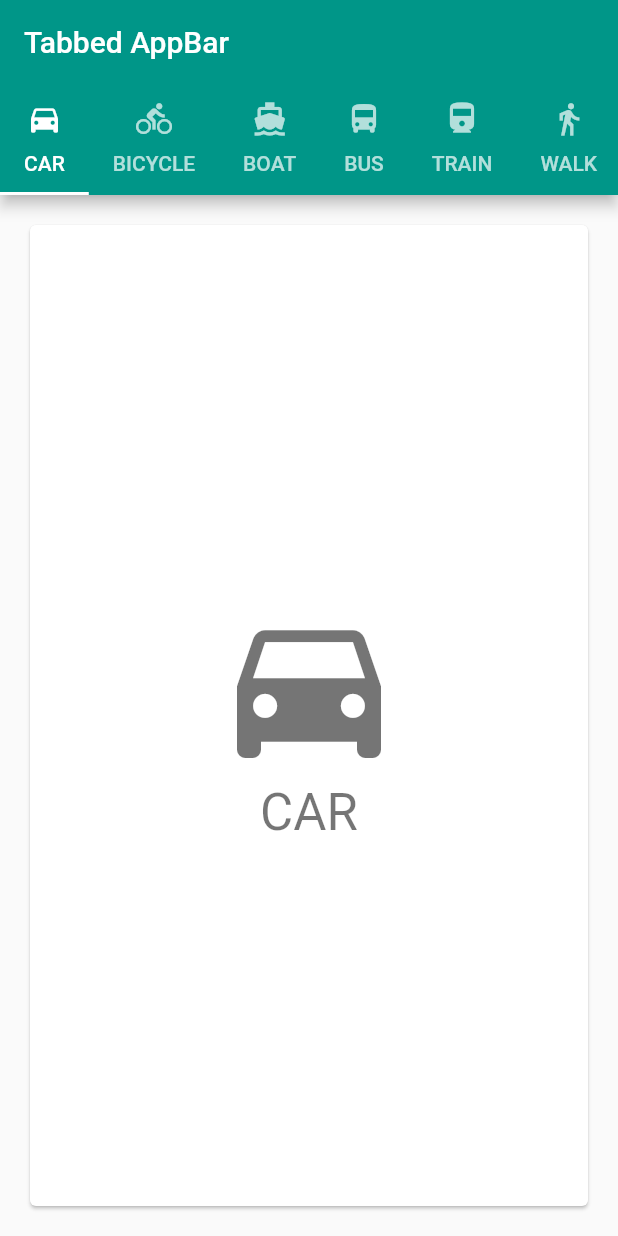
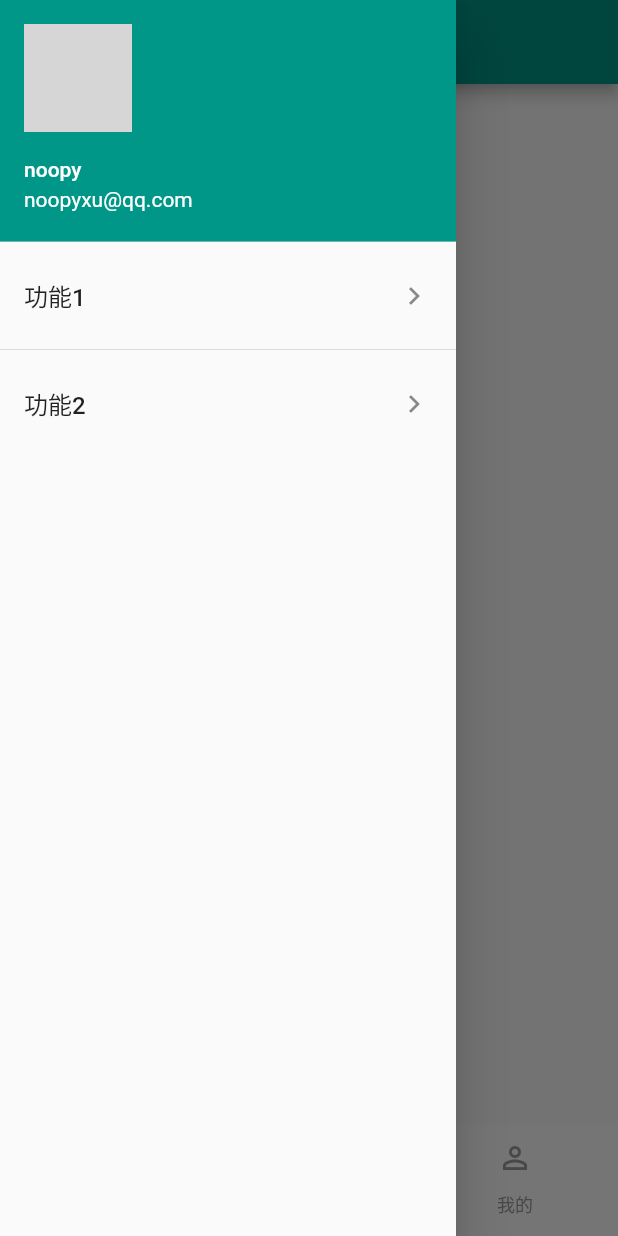
Before and after one commit to xunuo0x/flutter_github, a Flutter app: the screen it shows after launch, with the side drawer open (before the commit the screen has no drawer), on a phone screen of 412 x 824 dp. Run offline on Flutter 3.47's test engine with Material 2 defaults, Android fonts, the phone set to English and light mode, and no system bars; network calls fail; grey boxes are pictures that could not be loaded.

Commit message:
add drawer

```diff
--- /dev/null
+++ b/lib/components/sidebarDrawer.dart
@@ -0,0 +1,50 @@
+import 'package:flutter/material.dart';
+
+class SidebarDraw extends StatefulWidget {
+  @override
+  _SidebarDrawState createState() => _SidebarDrawState();
+}
+
+class _SidebarDrawState extends State<SidebarDraw> {
+  @override
+  Widget build(BuildContext context) {
+    return new Drawer(
+      child: new ListView(
+        children: <Widget>[
+          new UserAccountsDrawerHeader(
+            currentAccountPicture: new GestureDetector(
+              child: CircleAvatar(
+                backgroundImage: new NetworkImage('https://user-gold-cdn.xitu.io/2016/11/29/b702a124cd089ca0654ad74265ab3536?imageView2/1/w/180/h/180/q/85/format/webp/interlace/1')
+              ),
+            ),
+            accountName: new Text('noopy'),
+            accountEmail: new Text('noopyxu@qq.com')
+          ),
+          new ListTile(
+            title: Text(
+              '功能1',
+              style: TextStyle(
+                fontSize: 16.0
+              ),
+            ),
+            trailing: Icon(
+              Icons.navigate_next
+            ),
+          ),
+          Divider(),
+          new ListTile(
+            title: Text(
+              '功能2',
+              style: TextStyle(
+                fontSize: 16.0
+              ),
+            ),
+            trailing: Icon(
+              Icons.navigate_next
+            ),
+          ),
+        ],
+      ),
+    );
+  }
+}
--- a/lib/main.dart
+++ b/lib/main.dart
@@ -1,4 +1,6 @@
 import 'package:flutter/material.dart';
+
+import './pages/homepage.dart';
 
 class TabbedAppBarSample extends StatelessWidget {
   @override
@@ -12,12 +14,12 @@ class TabbedAppBarSample extends StatelessWidget {
   }
 }
 
-class HomePage extends StatefulWidget {
+class TabbarPage extends StatefulWidget {
   @override
-  _HomePageState createState() => new _HomePageState();
+  _TabbarPageState createState() => new _TabbarPageState();
 }
 
-class _HomePageState extends State<HomePage> with SingleTickerProviderStateMixin {
+class _TabbarPageState extends State<TabbarPage> with SingleTickerProviderStateMixin {
   TabController _tabController;
 
   @override
@@ -43,12 +45,12 @@ class _HomePageState extends State<HomePage> with SingleTickerProviderStateMixin
       appBar: AppBar(
         title: const Text('Tabbed AppBar'),
         bottom: TabBar(
+          indicatorColor: Colors.white,
           controller: _tabController,
           isScrollable: true,
           tabs: choices.map((Choice choice) {
             return Tab(
               text: choice.title,
-              icon: Icon(choice.icon),
             );
           }).toList(),
         ),
--- /dev/null
+++ b/lib/pages/homepage.dart
@@ -0,0 +1,79 @@
+import 'package:flutter/material.dart';
+
+import '../components/sidebarDrawer.dart';
+import './pageone.dart';
+import './pagetwo.dart';
+import './pagethree.dart';
+
+class HomePage extends StatefulWidget {
+  @override
+  _HomePageState createState() => _HomePageState();
+}
+
+final List<Tab> _bottomTabs = <Tab>[
+  new Tab(
+    text: '动态',
+    icon: new Icon(Icons.camera)
+  ),    //icon和text的显示顺序已经内定，如需自定义，到child属性里面加吧
+  new Tab(
+    text: '趋势',
+    icon: new Icon(Icons.timeline)
+  ),
+  new Tab(
+    text: '我的',
+    icon: new Icon(Icons.person_outline)
+  ),
+];
+
+class _HomePageState extends State<HomePage>  with SingleTickerProviderStateMixin {
+
+  TabController _bottomTabController;
+
+  @override
+  void initState() {
+    super.initState();
+    _bottomTabController = new TabController(
+      vsync: this,     //动画效果的异步处理，默认格式，背下来即可
+      length: _bottomTabs.length      //需要控制的Tab页数量
+    );
+  }
+
+  //当整个页面dispose时，记得把控制器也dispose掉，释放内存
+  @override
+  void dispose() {
+    _bottomTabController.dispose();
+    super.dispose();
+  }
+
+  @override
+  Widget build(BuildContext context) {
+    return Scaffold(
+      appBar: AppBar(
+        title: Text('GGithub'),
+      ),
+      drawer: new SidebarDraw(),
+      body: new TabBarView(
+        physics: new NeverScrollableScrollPhysics(),
+        controller: _bottomTabController,
+        children: [
+          new PageOne(),
+          new PageTwo(),
+          new PageThree(),
+        ],
+      ),
+      bottomNavigationBar: new Material(
+        color: Colors.white,
+        child: new TabBar(
+          labelColor: Colors.teal,
+          labelStyle: TextStyle(
+            fontSize: 12.0
+          ),
+          unselectedLabelColor: Colors.grey,
+          controller: _bottomTabController,
+          tabs: _bottomTabs,
+          indicatorColor: Colors.white
+        ),
+      ),
+    );
+  }
+}
--- /dev/null
+++ b/lib/pages/pageone.dart
@@ -0,0 +1,18 @@
+import 'package:flutter/material.dart';
+
+class PageOne extends StatefulWidget {
+  @override
+  _PageOneState createState() => _PageOneState();
+}
+
+class _PageOneState extends State<PageOne> {
+
+  @override
+  Widget build(BuildContext context) {
+    return Scaffold(
+      body: Scaffold(
+        body: Text('PageOne'),
+      )
+    );
+  }
+}
--- /dev/null
+++ b/lib/pages/pagethree.dart
@@ -0,0 +1,18 @@
+import 'package:flutter/material.dart';
+
+class PageThree extends StatefulWidget {
+  @override
+  _PageThreeState createState() => _PageThreeState();
+}
+
+class _PageThreeState extends State<PageThree> {
+
+  @override
+  Widget build(BuildContext context) {
+    return Scaffold(
+      body: Scaffold(
+        body: Text('PageThree'),
+      )
+    );
+  }
+}
--- /dev/null
+++ b/lib/pages/pagetwo.dart
@@ -0,0 +1,18 @@
+import 'package:flutter/material.dart';
+
+class PageTwo extends StatefulWidget {
+  @override
+  _PageTwoState createState() => _PageTwoState();
+}
+
+class _PageTwoState extends State<PageTwo> {
+
+  @override
+  Widget build(BuildContext context) {
+    return Scaffold(
+      body: Scaffold(
+        body: Text('PageTwo'),
+      )
+    );
+  }
+}
```
Also changed, not shown: lib/pages/demoitem.dart (renamed from lib/demoitem.dart), lib/pages/demopage.dart (renamed from lib/demopage.dart).
